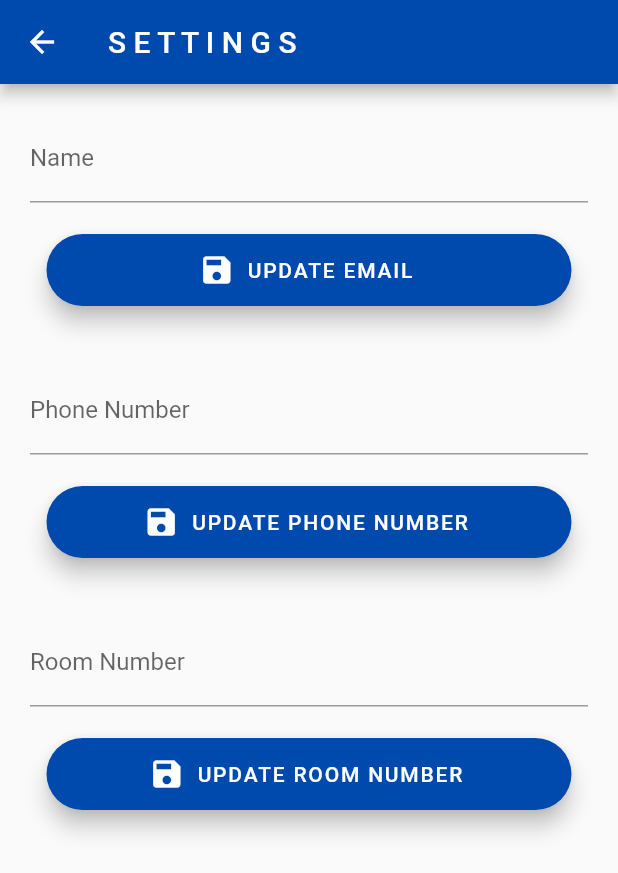
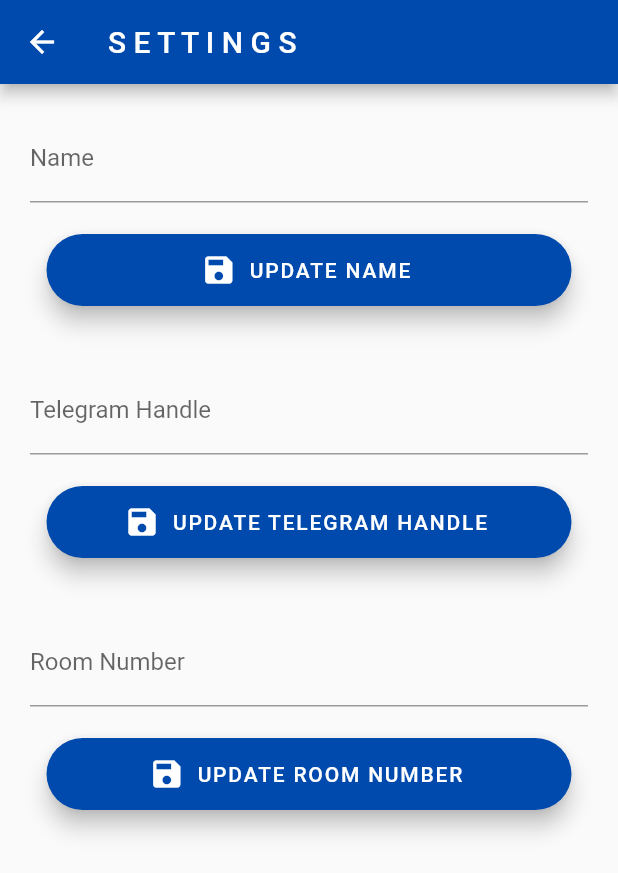
Before and after one commit to farissirraj/LaundroMATE, a Flutter app: the Settings screen opened by its route, on a phone screen of 412 x 824 dp. Shown: the top 873 px of the screen. Run offline on Flutter 3.47's test engine with Material 2 defaults, Android fonts, the phone set to English and light mode, and no system bars; our stand-ins replace cloud_firestore, firebase_core, syncfusion_flutter_calendar; missing offline and left inert: dart:ffi; accounts and stored records are empty.

```diff
--- a/lib/main.dart
+++ b/lib/main.dart
@@ -7,11 +7,14 @@ import 'dart:core';
 import 'settings.dart';
 import 'book.dart';
 import 'status.dart';
+
 //import 'generated_plugin_registrant.dart';
+final navigatorKey = GlobalKey<NavigatorState>();
 
 void main() async {
   WidgetsFlutterBinding.ensureInitialized();
-
+  navigatorKey:
+  navigatorKey;
   //web-app
   /*
   await Firebase.initializeApp(
--- a/lib/settings.dart
+++ b/lib/settings.dart
@@ -58,7 +58,7 @@ class Settings extends StatelessWidget {
                       ]),
                 );
               },
-              label: Text('UPDATE EMAIL'),
+              label: Text('UPDATE NAME'),
               icon: Icon(Icons.save),
               backgroundColor: Color.fromRGBO(0, 74, 173, 2),
             ),
@@ -69,8 +69,8 @@ class Settings extends StatelessWidget {
               child: TextField(
                 controller: _phoneNoController,
                 decoration: InputDecoration(
-                  hintText: "Phone Number",
-                  labelText: "Phone Number",
+                  hintText: "Telegram Handle",
+                  labelText: "Telegram Handle",
                 ),
               )),
           Padding(padding: EdgeInsets.all(0.5)),
@@ -95,7 +95,7 @@ class Settings extends StatelessWidget {
                       ]),
                 );
               },
-              label: Text('UPDATE PHONE NUMBER'),
+              label: Text('UPDATE TELEGRAM HANDLE'),
               icon: Icon(Icons.save),
               backgroundColor: Color.fromRGBO(0, 74, 173, 2),
             ),
--- a/pubspec.yaml
+++ b/pubspec.yaml
@@ -49,6 +49,7 @@ dependencies:
   #state management
   provider: ^5.0.0
   firebase_core_dart: ^1.0.0
+  url_launcher: ^6.1.3
 
 flutter_icons:
   android: true
```
Also changed, not shown: lib/book.dart (+111 -19 lines), pubspec.lock, 2 other files.
